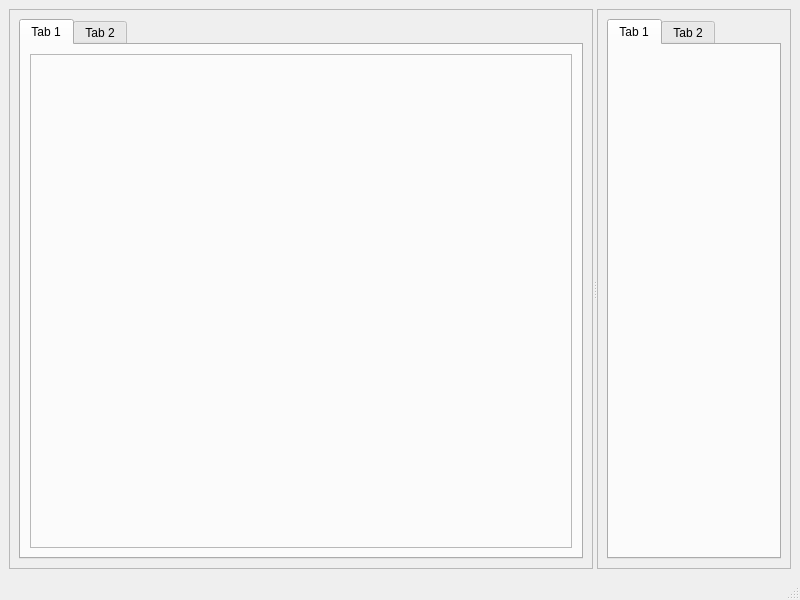
Old version of the form testwindow.ui in the repository deltaxrobot/Delta-X-Software.
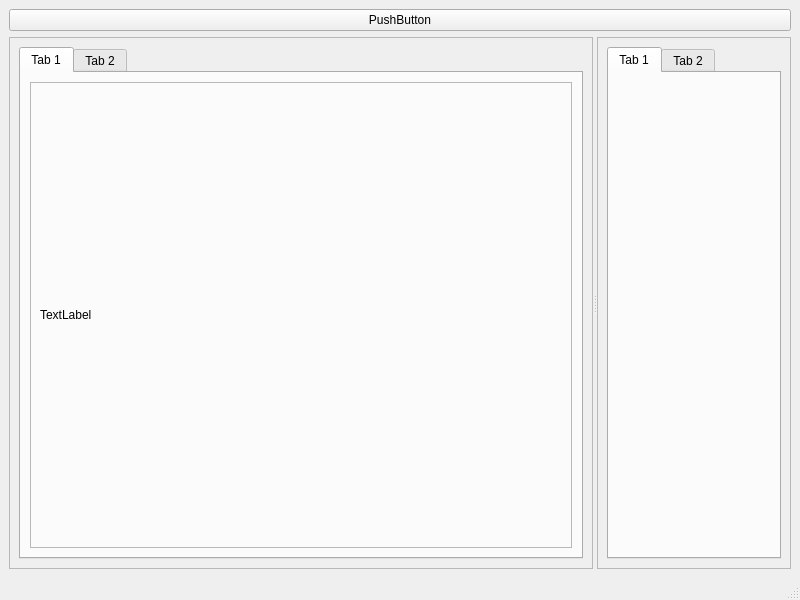
New version of the form.

The edit to the form file:
```diff
--- a/testwindow.ui
+++ b/testwindow.ui
@@ -15,6 +15,13 @@
   </property>
   <widget class="QWidget" name="centralwidget">
    <layout class="QVBoxLayout" name="verticalLayout_4">
+    <item>
+     <widget class="QPushButton" name="openCameraButton">
+      <property name="text">
+       <string>PushButton</string>
+      </property>
+     </widget>
+    </item>
     <item>
      <widget class="QSplitter" name="splitter">
       <property name="orientation">
@@ -49,6 +56,15 @@
               <property name="frameShadow">
                <enum>QFrame::Raised</enum>
               </property>
+              <layout class="QVBoxLayout" name="verticalLayout_5">
+               <item>
+                <widget class="QLabel" name="cameraLabel">
+                 <property name="text">
+                  <string>TextLabel</string>
+                 </property>
+                </widget>
+               </item>
+              </layout>
              </widget>
             </item>
            </layout>
```
